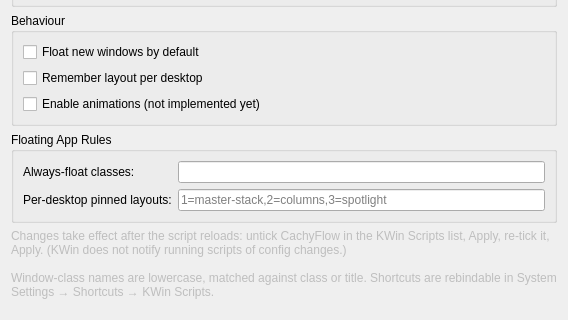
The window that contents/ui/config.ui (PSEUDOSTAGE/PlasmaFlow) describes before a commit, drawn with Qt 5; both pictures show x 0 to 568 and y 294 to 614 of the 568 by 614 pixel window.
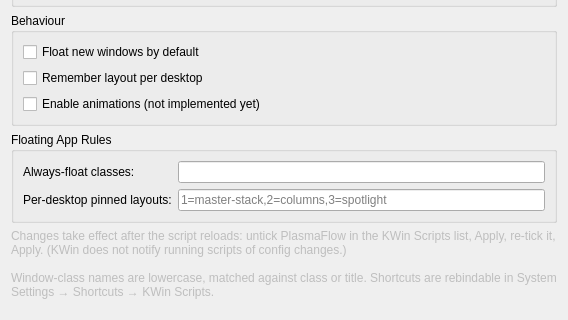
The same window after the commit.

Commit message:
Rebrand CachyFlow → PlasmaFlow; target Plasma 6.4+
- Rename display name CachyFlow → PlasmaFlow and internal id
  cachy-flow → plasma-flow (script id, icon, kwinrc config group
  Script-plasma-flow, shortcut action ids)
- Rename image assets cachyflow-* → plasmaflow-*; fix stale SVG comments
- Reframe CachyOS-specific copy to target KDE Plasma 6.4+
- Bump X-Plasma-API-Minimum-Version 6.0 → 6.4
- Document Plasma 6.4+/Wayland + plasmashell (persistence/OSD) requirements

```diff
--- a/contents/ui/config.ui
+++ b/contents/ui/config.ui
@@ -161,7 +161,7 @@
 
    <item>
     <widget class="QLabel" name="hint">
-     <property name="text"><string>Changes take effect after the script reloads: untick CachyFlow in the KWin Scripts list, Apply, re-tick it, Apply. (KWin does not notify running scripts of config changes.)
+     <property name="text"><string>Changes take effect after the script reloads: untick PlasmaFlow in the KWin Scripts list, Apply, re-tick it, Apply. (KWin does not notify running scripts of config changes.)
 
 Window-class names are lowercase, matched against class or title. Shortcuts are rebindable in System Settings → Shortcuts → KWin Scripts.</string></property>
      <property name="wordWrap"><bool>true</bool></property>
```
Left out of the diff: 2 changed lines with no effect on the pictures. The commit also changes 11 other files.
